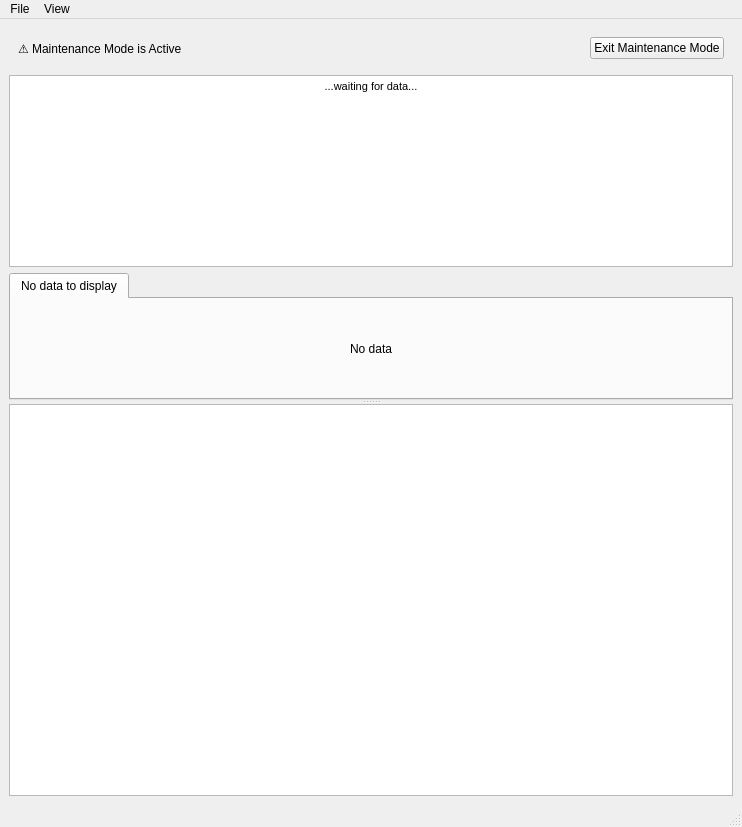
The window that ui/main_window.ui (anstoradonlab/radon-monitor-gui) describes before a commit, drawn with Qt 5.
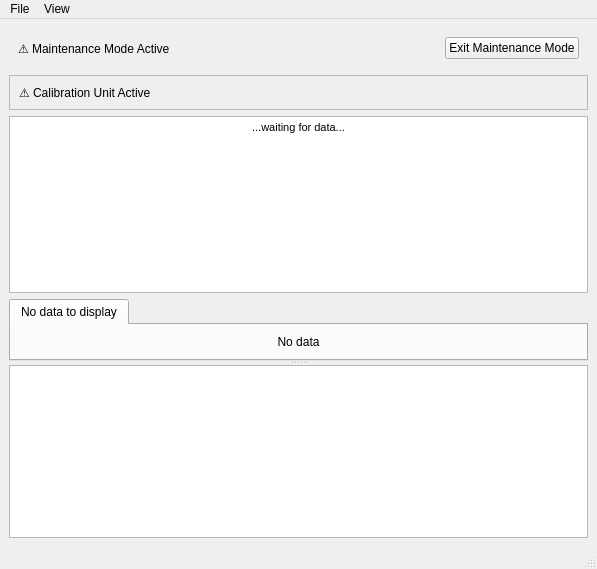
The same window after the commit.

Commit message:
Trigger backup from GUI and show Cal status
Users can trigger a backup/csv sync from the File menu and
starting a calibration or background triggers a banner display
at the top of the app.

Diff of the .ui file:
```diff
--- a/ui/main_window.ui
+++ b/ui/main_window.ui
@@ -6,8 +6,8 @@
    <rect>
     <x>0</x>
     <y>0</y>
-    <width>742</width>
-    <height>827</height>
+    <width>597</width>
+    <height>569</height>
    </rect>
   </property>
   <property name="windowTitle">
@@ -58,7 +58,7 @@
               <bool>false</bool>
              </property>
              <property name="text">
-              <string>⚠️ Maintenance Mode is Active</string>
+              <string>⚠️ Maintenance Mode Active</string>
              </property>
              <property name="alignment">
               <set>Qt::AlignLeading|Qt::AlignLeft|Qt::AlignVCenter</set>
@@ -81,6 +81,25 @@
           </layout>
          </widget>
         </item>
+        <item>
+         <widget class="QFrame" name="alertFrame">
+          <property name="frameShape">
+           <enum>QFrame::StyledPanel</enum>
+          </property>
+          <property name="frameShadow">
+           <enum>QFrame::Raised</enum>
+          </property>
+          <layout class="QHBoxLayout" name="horizontalLayout_3">
+           <item>
+            <widget class="QLabel" name="alertMessage">
+             <property name="text">
+              <string>⚠️ Calibration Unit Active</string>
+             </property>
+            </widget>
+           </item>
+          </layout>
+         </widget>
+        </item>
         <item>
          <widget class="QTextBrowser" name="hudTextBrowser">
           <property name="sizePolicy">
@@ -108,8 +127,8 @@
            <string>&lt;!DOCTYPE HTML PUBLIC &quot;-//W3C//DTD HTML 4.0//EN&quot; &quot;http://www.w3.org/TR/REC-html40/strict.dtd&quot;&gt;
 &lt;html&gt;&lt;head&gt;&lt;meta name=&quot;qrichtext&quot; content=&quot;1&quot; /&gt;&lt;title&gt;template table&lt;/title&gt;&lt;style type=&quot;text/css&quot;&gt;
 p, li { white-space: pre-wrap; }
-&lt;/style&gt;&lt;/head&gt;&lt;body style=&quot; font-family:'Sans Serif'; font-size:9pt; font-weight:400; font-style:normal;&quot;&gt;
-&lt;p align=&quot;center&quot; style=&quot; margin-top:12px; margin-bottom:12px; margin-left:0px; margin-right:0px; -qt-block-indent:0; text-indent:0px;&quot;&gt;&lt;span style=&quot; font-family:'MS Shell Dlg 2'; font-size:8.25pt;&quot;&gt;...waiting for data...&lt;/span&gt;&lt;/p&gt;&lt;/body&gt;&lt;/html&gt;</string>
+&lt;/style&gt;&lt;/head&gt;&lt;body style=&quot; font-family:'MS Shell Dlg 2'; font-size:8.25pt; font-weight:400; font-style:normal;&quot;&gt;
+&lt;p align=&quot;center&quot; style=&quot; margin-top:12px; margin-bottom:12px; margin-left:0px; margin-right:0px; -qt-block-indent:0; text-indent:0px;&quot;&gt;...waiting for data...&lt;/p&gt;&lt;/body&gt;&lt;/html&gt;</string>
           </property>
          </widget>
         </item>
@@ -181,8 +200,8 @@
     <rect>
      <x>0</x>
      <y>0</y>
-     <width>742</width>
-     <height>20</height>
+     <width>597</width>
+     <height>21</height>
     </rect>
    </property>
    <widget class="QMenu" name="menuFile">
```
Left out of the diff: 6 changed lines with no effect on the pictures. The commit also changes 2 other files.
